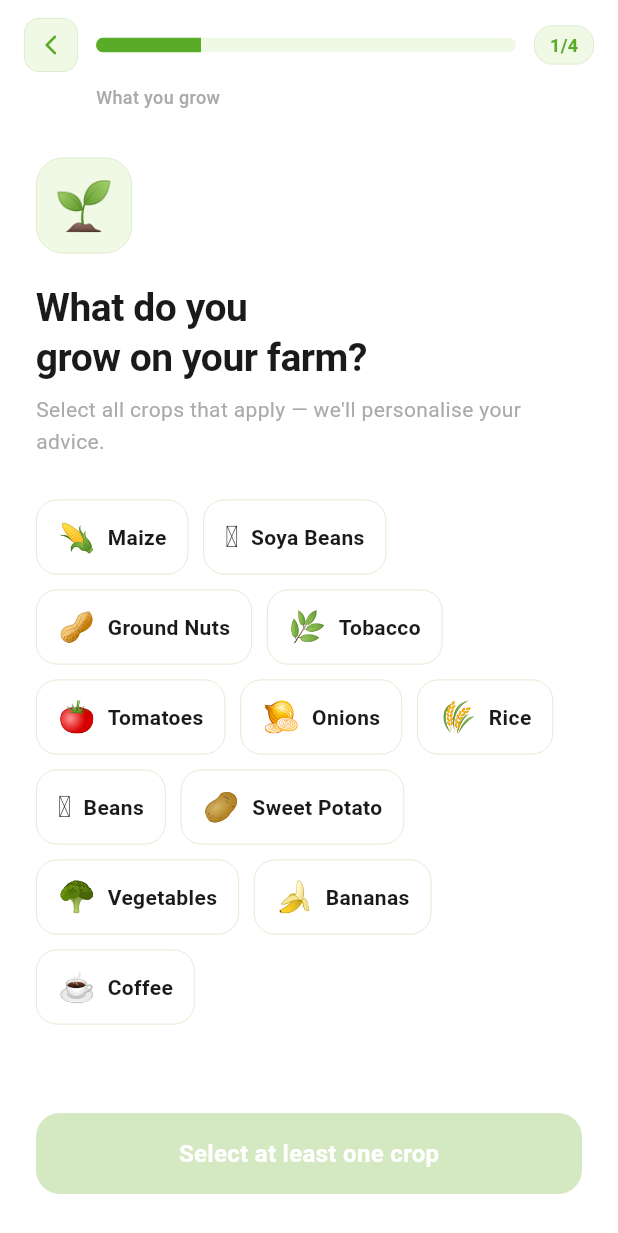
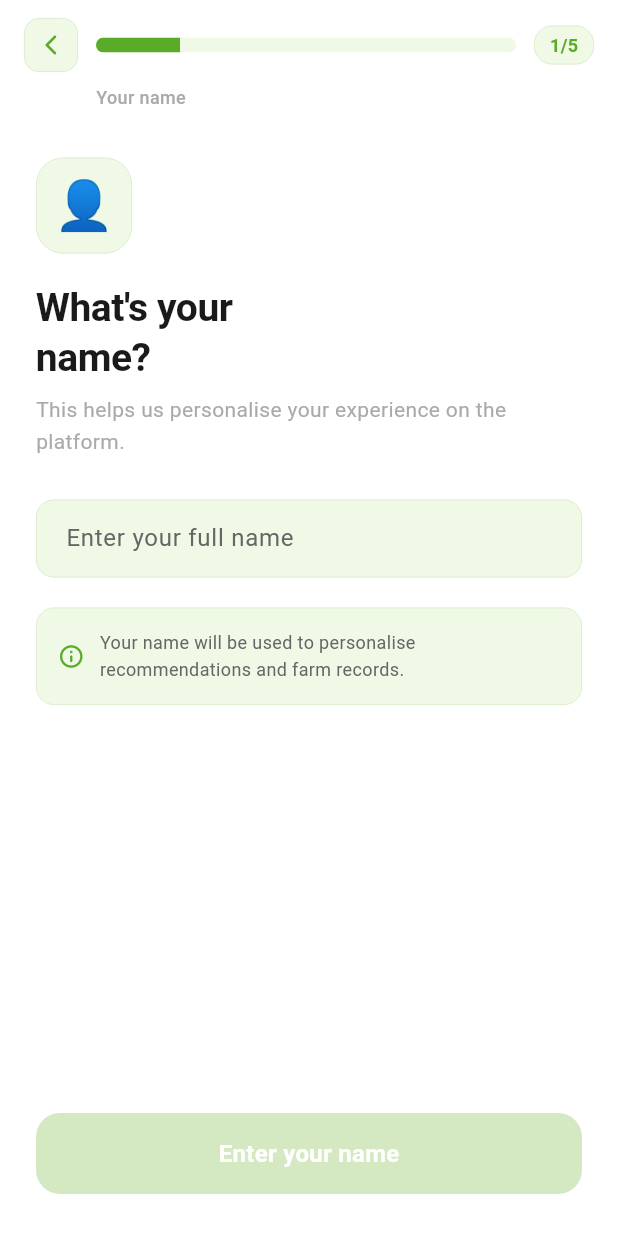
Before and after one commit to MundieAcades/acades_ai_mobile, a Flutter app: the screen it shows after launch, after a tap on "Let's get started →", on a phone screen of 412 x 824 dp. Shown: the top 1233 px of the screen. Run offline on Flutter 3.47's test engine with Material 3 defaults, Android fonts, the phone set to English and light mode, and no system bars; our stand-ins replace google_fonts; statements that could not run were skipped.

Commit message:
user name field

```diff
--- a/lib/screens/onboarding/onboarding_flow.dart
+++ b/lib/screens/onboarding/onboarding_flow.dart
@@ -2,6 +2,7 @@ import 'package:flutter/material.dart';
 import '../../theme/app_theme.dart';
 import '../auth/phone_auth_screen.dart';
 import 'steps/welcome_step.dart';
+import 'steps/username_step.dart';
 import 'steps/crop_step.dart';
 import 'steps/location_step.dart';
 import 'steps/land_size_step.dart';
@@ -10,12 +11,14 @@ import 'steps/all_set_step.dart';
 
 /// Holds all the farmer data collected during onboarding
 class FarmerProfile {
+  String username;
   List<String> crops;
   String district;
   String landSize;
   String gender;
 
   FarmerProfile({
+    this.username = '',
     this.crops = const [],
     this.district = '',
     this.landSize = '',
@@ -23,12 +26,14 @@ class FarmerProfile {
   });
 
   FarmerProfile copyWith({
+    String? username,
     List<String>? crops,
     String? district,
     String? landSize,
     String? gender,
   }) {
     return FarmerProfile(
+      username: username ?? this.username,
       crops: crops ?? this.crops,
       district: district ?? this.district,
       landSize: landSize ?? this.landSize,
@@ -50,10 +55,10 @@ class _OnboardingFlowState extends State<OnboardingFlow>
   int _currentStep = 0;
   FarmerProfile _profile = FarmerProfile();
 
-  // Steps: 0=welcome, 1=crops, 2=location, 3=landsize, 4=gender, 5=allset
-  static const int _totalSteps = 6;
-  // Progress bar covers steps 1–4 (the quiz steps)
-  static const int _quizSteps = 4;
+  // Steps: 0=welcome, 1=username, 2=crops, 3=location, 4=landsize, 5=gender, 6=allset
+  static const int _totalSteps = 7;
+  // Progress bar covers steps 1–5 (the quiz steps)
+  static const int _quizSteps = 5;
 
   late AnimationController _progressController;
   late Animation<double> _progressAnim;
@@ -96,7 +101,7 @@ class _OnboardingFlowState extends State<OnboardingFlow>
         duration: const Duration(milliseconds: 400),
         curve: Curves.easeInOut,
       );
-      // Update progress for quiz steps 1–4
+      // Update progress for quiz steps 1–5
       if (_currentStep >= 1 && _currentStep <= _quizSteps) {
         _animateProgress(_currentStep / _quizSteps);
       } else if (_currentStep > _quizSteps) {
@@ -123,10 +128,8 @@ class _OnboardingFlowState extends State<OnboardingFlow>
   void _goToAuth() {
     Navigator.of(context).pushReplacement(
       PageRouteBuilder(
-        pageBuilder: (_, __, ___) =>
-            PhoneAuthScreen(profile: _profile),
-        transitionsBuilder: (_, anim, __, child) =>
-            SlideTransition(
+        pageBuilder: (_, __, ___) => PhoneAuthScreen(profile: _profile),
+        transitionsBuilder: (_, anim, __, child) => SlideTransition(
           position: Tween<Offset>(
             begin: const Offset(1, 0),
             end: Offset.zero,
@@ -140,7 +143,8 @@ class _OnboardingFlowState extends State<OnboardingFlow>
 
   bool get _showProgressBar =>
       _currentStep >= 1 && _currentStep <= _quizSteps + 1;
-  bool get _showBackButton => _currentStep > 0 && _currentStep < _totalSteps - 1;
+  bool get _showBackButton =>
+      _currentStep > 0 && _currentStep < _totalSteps - 1;
 
   @override
   Widget build(BuildContext context) {
@@ -161,31 +165,40 @@ class _OnboardingFlowState extends State<OnboardingFlow>
                   // Step 0: Welcome
                   WelcomeStep(onNext: _nextStep),
 
-                  // Step 1: What do you grow?
+                  // Step 1: What's your name?
+                  UsernameStep(
+                    username: _profile.username,
+                    onChanged: (u) => setState(
+                        () => _profile = _profile.copyWith(username: u)),
+                    onNext:
+                        _profile.username.trim().isNotEmpty ? _nextStep : null,
+                  ),
+
+                  // Step 2: What do you grow?
                   CropStep(
                     selectedCrops: _profile.crops,
-                    onChanged: (crops) =>
-                        setState(() => _profile = _profile.copyWith(crops: crops)),
+                    onChanged: (crops) => setState(
+                        () => _profile = _profile.copyWith(crops: crops)),
                     onNext: _profile.crops.isNotEmpty ? _nextStep : null,
                   ),
 
-                  // Step 2: Where are you located?
+                  // Step 3: Where are you located?
                   LocationStep(
                     selected: _profile.district,
-                    onChanged: (d) =>
-                        setState(() => _profile = _profile.copyWith(district: d)),
+                    onChanged: (d) => setState(
+                        () => _profile = _profile.copyWith(district: d)),
                     onNext: _profile.district.isNotEmpty ? _nextStep : null,
                   ),
 
-                  // Step 3: How big is your land?
+                  // Step 4: How big is your land?
                   LandSizeStep(
                     selected: _profile.landSize,
-                    onChanged: (s) =>
-                        setState(() => _profile = _profile.copyWith(landSize: s)),
+                    onChanged: (s) => setState(
+                        () => _profile = _profile.copyWith(landSize: s)),
                     onNext: _profile.landSize.isNotEmpty ? _nextStep : null,
                   ),
 
-                  // Step 4: Gender
+                  // Step 5: Gender
                   GenderStep(
                     selected: _profile.gender,
                     onChanged: (g) =>
@@ -193,7 +206,7 @@ class _OnboardingFlowState extends State<OnboardingFlow>
                     onNext: _profile.gender.isNotEmpty ? _nextStep : null,
                   ),
 
-                  // Step 5: All set!
+                  // Step 6: All set!
                   AllSetStep(
                     profile: _profile,
                     onContinue: _goToAuth,
@@ -209,9 +222,14 @@ class _OnboardingFlowState extends State<OnboardingFlow>
 
   Widget _buildHeader() {
     final quizStep = (_currentStep - 1).clamp(0, _quizSteps);
-    final labels = ['What you grow', 'Your location', 'Land size', 'About you'];
-    final label =
-        quizStep < labels.length ? labels[quizStep] : 'Almost done!';
+    final labels = [
+      'Your name',
+      'What you grow',
+      'Your location',
+      'Land size',
+      'About you'
+    ];
+    final label = quizStep < labels.length ? labels[quizStep] : 'Almost done!';
 
     return Padding(
       padding: const EdgeInsets.fromLTRB(16, 12, 16, 0),
@@ -229,8 +247,8 @@ class _OnboardingFlowState extends State<OnboardingFlow>
                     decoration: BoxDecoration(
                       color: AppColors.primaryIcon,
                       borderRadius: BorderRadius.circular(10),
-                      border:
-                          Border.all(color: AppColors.primaryBorder, width: 0.5),
+                      border: Border.all(
+                          color: AppColors.primaryBorder, width: 0.5),
                     ),
                     child: const Icon(Icons.arrow_back_ios_new_rounded,
                         size: 16, color: AppColors.primary),
@@ -263,8 +281,8 @@ class _OnboardingFlowState extends State<OnboardingFlow>
                 decoration: BoxDecoration(
                   color: AppColors.primaryIcon,
                   borderRadius: BorderRadius.circular(12),
-                  border: Border.all(
-                      color: AppColors.primaryBorder, width: 0.5),
+                  border:
+                      Border.all(color: AppColors.primaryBorder, width: 0.5),
                 ),
                 child: Text(
                   '${_currentStep > _quizSteps ? _quizSteps : _currentStep}/$_quizSteps',
--- a/lib/screens/onboarding/steps/username_step.dart
+++ b/lib/screens/onboarding/steps/username_step.dart
@@ -41,8 +41,7 @@ class _UsernameStepState extends State<UsernameStep> {
     return StepShell(
       emoji: '👤',
       question: 'What\'s your\nname?',
-      description:
-          'This helps us personalise your experience on the platform.',
+      description: 'This helps us personalise your experience on the platform.',
       onNext: _controller.text.trim().isNotEmpty ? widget.onNext : null,
       buttonLabel:
           _controller.text.trim().isEmpty ? 'Enter your name' : 'Continue',
@@ -58,7 +57,7 @@ class _UsernameStepState extends State<UsernameStep> {
             },
             style: const TextStyle(
               fontSize: 16,
-              color: AppColors.text,
+              color: Colors.back,
               fontWeight: FontWeight.w500,
             ),
             decoration: InputDecoration(
```
